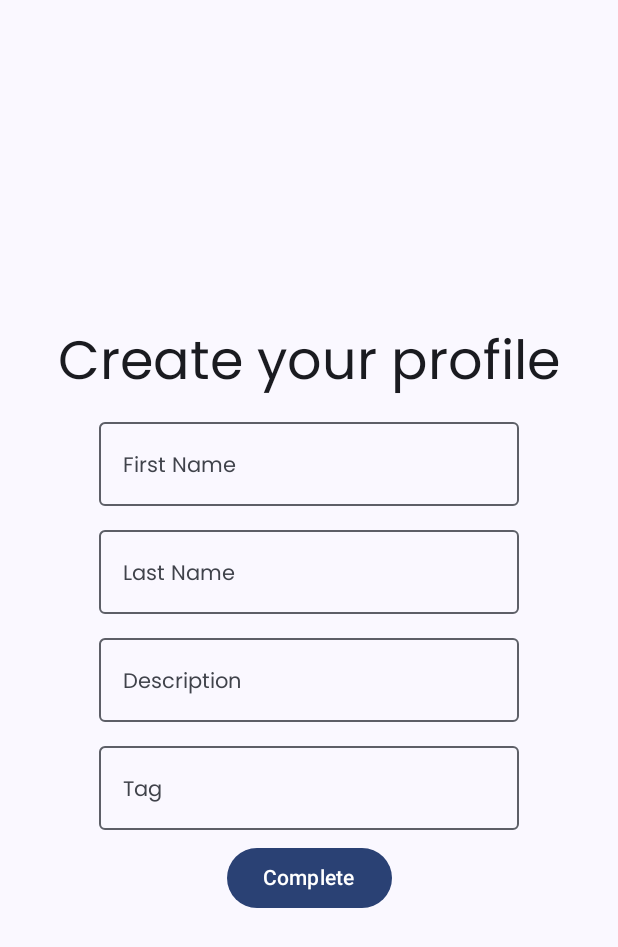
After one commit to Kirillbiliashov/MessagingApp, an Android app built with Jetpack Compose: the AddProfileScreen screen opened through its navigation route, on a phone screen of 412 x 824 dp. The commit adds this screen. Shown: the top 947 px of the screen. Run offline under Robolectric (Android 15) with nearby library versions, the phone set to English and light mode, and no system bars; our stand-ins replace Dagger/Hilt's generated code, Firebase (no records; nobody signed in at launch, a user with empty details on screens opened directly).

Commit message:
Ability to create profile was added

```diff
--- a/app/build.gradle
+++ b/app/build.gradle
@@ -69,6 +69,7 @@ dependencies {
     implementation 'com.google.dagger:hilt-android:2.44'
     implementation 'androidx.navigation:navigation-compose:2.5.0'
     implementation 'androidx.hilt:hilt-navigation-compose:1.0.0'
+    implementation 'com.google.firebase:firebase-firestore-ktx'
     kapt 'com.google.dagger:hilt-android-compiler:2.44'
     testImplementation 'junit:junit:4.13.2'
     androidTestImplementation 'androidx.test.ext:junit:1.1.5'
--- a/app/src/main/java/com/example/messagingapp/MainActivity.kt
+++ b/app/src/main/java/com/example/messagingapp/MainActivity.kt
@@ -13,9 +13,13 @@ import androidx.compose.ui.tooling.preview.Preview
 import androidx.navigation.compose.NavHost
 import androidx.navigation.compose.composable
 import androidx.navigation.compose.rememberNavController
+import com.example.messagingapp.ui.addProfile.AddProfileScreen
+import com.example.messagingapp.ui.chats.ChatsScreen
 import com.example.messagingapp.ui.phonenumber.PhoneNumberScreen
 import com.example.messagingapp.ui.start.StartScreen
 import com.example.messagingapp.ui.theme.MessagingAppTheme
+import com.google.firebase.auth.ktx.auth
+import com.google.firebase.ktx.Firebase
 import dagger.hilt.android.AndroidEntryPoint
 
 @AndroidEntryPoint
@@ -37,7 +41,19 @@ class MainActivity : ComponentActivity() {
                             })
                         }
                         composable(route = Destinations.PHONE_NUMBER) {
-                            PhoneNumberScreen()
+                            PhoneNumberScreen(onVerifyClick = { userExists ->
+                                val destination = if (userExists) Destinations.CHATS
+                                else Destinations.ADD_PROFILE
+                                navController.navigate(destination)
+                            })
+                        }
+                        composable(route = Destinations.ADD_PROFILE) {
+                            AddProfileScreen(onCompleteClick = {
+                                navController.navigate(Destinations.CHATS)
+                            })
+                        }
+                        composable(route = Destinations.CHATS) {
+                            ChatsScreen()
                         }
                     }
                 }
@@ -49,4 +65,6 @@ class MainActivity : ComponentActivity() {
 object Destinations {
     val START = "start"
     val PHONE_NUMBER = "phoneNumber"
+    val CHATS = "chats"
+    val ADD_PROFILE = "addProfile"
 }
--- /dev/null
+++ b/app/src/main/java/com/example/messagingapp/ui/addProfile/AddProfileScreen.kt
@@ -0,0 +1,62 @@
+package com.example.messagingapp.ui.addProfile
+
+import androidx.compose.foundation.layout.Arrangement
+import androidx.compose.foundation.layout.Column
+import androidx.compose.foundation.layout.Spacer
+import androidx.compose.foundation.layout.fillMaxSize
+import androidx.compose.foundation.layout.height
+import androidx.compose.material3.Button
+import androidx.compose.material3.ExperimentalMaterial3Api
+import androidx.compose.material3.MaterialTheme
+import androidx.compose.material3.OutlinedTextField
+import androidx.compose.material3.Text
+import androidx.compose.runtime.Composable
+import androidx.compose.runtime.collectAsState
+import androidx.compose.ui.Alignment
+import androidx.compose.ui.Modifier
+import androidx.compose.ui.unit.dp
+import androidx.hilt.navigation.compose.hiltViewModel
+
+@OptIn(ExperimentalMaterial3Api::class)
+@Composable
+fun AddProfileScreen(
+    onCompleteClick: () -> Unit,
+    modifier: Modifier = Modifier
+) {
+    val viewModel: AddProfileViewModel = hiltViewModel()
+    val uiState = viewModel.uiState.collectAsState()
+    Column(
+        modifier = modifier.fillMaxSize(),
+        horizontalAlignment = Alignment.CenterHorizontally,
+        verticalArrangement = Arrangement.Center
+    ) {
+        Text(
+            text = "Create your profile",
+            style = MaterialTheme.typography.displayLarge
+        )
+        Spacer(modifier = modifier.height(8.dp))
+        OutlinedTextField(value = uiState.value.firstName,
+            onValueChange = viewModel::updateFirstNameTextFieldValue,
+            label = { Text(text = "First Name") })
+        Spacer(modifier = modifier.height(8.dp))
+        OutlinedTextField(value = uiState.value.lastName,
+            onValueChange = viewModel::updateLastNameTextFieldValue,
+            label = { Text(text = "Last Name") })
+        Spacer(modifier = modifier.height(8.dp))
+        OutlinedTextField(value = uiState.value.description,
+            onValueChange = viewModel::updateDescriptionTextFieldValue,
+            label = { Text(text = "Description") })
+        Spacer(modifier = modifier.height(8.dp))
+        OutlinedTextField(value = uiState.value.tag,
+            onValueChange = viewModel::updateTagTextFieldValue,
+            label = { Text(text = "Tag") })
+        Spacer(modifier = modifier.height(8.dp))
+        Button(onClick = {
+            viewModel.saveUserProfile()
+            onCompleteClick()
+        }) {
+            Text(text = "Complete")
+        }
+    }
+
+}
--- /dev/null
+++ b/app/src/main/java/com/example/messagingapp/ui/addProfile/AddProfileViewModel.kt
@@ -0,0 +1,68 @@
+package com.example.messagingapp.ui.addProfile
+
+import androidx.lifecycle.ViewModel
+import androidx.lifecycle.viewModelScope
+import com.example.messagingapp.data.service.AuthenticationService
+import com.example.messagingapp.data.service.UserProfileService
+import com.example.messagingapp.data.model.User
+import dagger.hilt.android.lifecycle.HiltViewModel
+import kotlinx.coroutines.flow.MutableStateFlow
+import kotlinx.coroutines.flow.StateFlow
+import kotlinx.coroutines.flow.update
+import kotlinx.coroutines.launch
+import javax.inject.Inject
+
+@HiltViewModel
+class AddProfileViewModel @Inject constructor(
+    private val authService: AuthenticationService,
+    private val userProfileService: UserProfileService
+) : ViewModel() {
+
+    private val _uiState = MutableStateFlow(UiState())
+    val uiState: StateFlow<UiState> = _uiState
+
+    fun updateFirstNameTextFieldValue(newValue: String) {
+        _uiState.update { it.copy(firstName = newValue) }
+    }
+
+    fun updateLastNameTextFieldValue(newValue: String) {
+        _uiState.update { it.copy(lastName = newValue) }
+    }
+
+    fun updateDescriptionTextFieldValue(newValue: String) {
+        _uiState.update { it.copy(description = newValue) }
+    }
+
+    fun updateTagTextFieldValue(newValue: String) {
+        _uiState.update { it.copy(tag = newValue) }
+    }
+
+
+    fun saveUserProfile() {
+        val authUser = authService.currentUser!!
+        val user = _uiState.value.toUser()
+        viewModelScope.launch {
+            userProfileService.saveProfile(
+                user.copy(
+                    docId = authUser.uid,
+                    phoneNumber = authUser.phoneNumber
+                )
+            )
+        }
+    }
+
+}
+
+data class UiState(
+    val firstName: String = "",
+    val lastName: String = "",
+    val description: String = "",
+    val tag: String = ""
+)
+
+fun UiState.toUser() = User(
+    firstName = firstName,
+    lastName = lastName,
+    description = description,
+    tag = tag
+)
```
Also changed, not shown: app/src/main/java/com/example/messagingapp/data/model/User.kt (added, +14 -0 lines), app/src/main/java/com/example/messagingapp/data/service/AuthenticationService.kt (renamed from app/src/main/java/com/example/messagingapp/data/AuthenticationService.kt, +6 -4 lines), app/src/main/java/com/example/messagingapp/data/service/UserProfileService.kt (added, +31 -0 lines), app/src/main/java/com/example/messagingapp/di/AppModules.kt (+17 -5 lines), app/src/main/java/com/example/messagingapp/ui/chats/ChatsScreen.kt (added, +20 -0 lines), app/src/main/java/com/example/messagingapp/ui/phonenumber/PhoneNumberScreen.kt (+8 -2 lines), app/src/main/java/com/example/messagingapp/ui/phonenumber/PhoneNumberViewModel.kt (+13 -3 lines).
